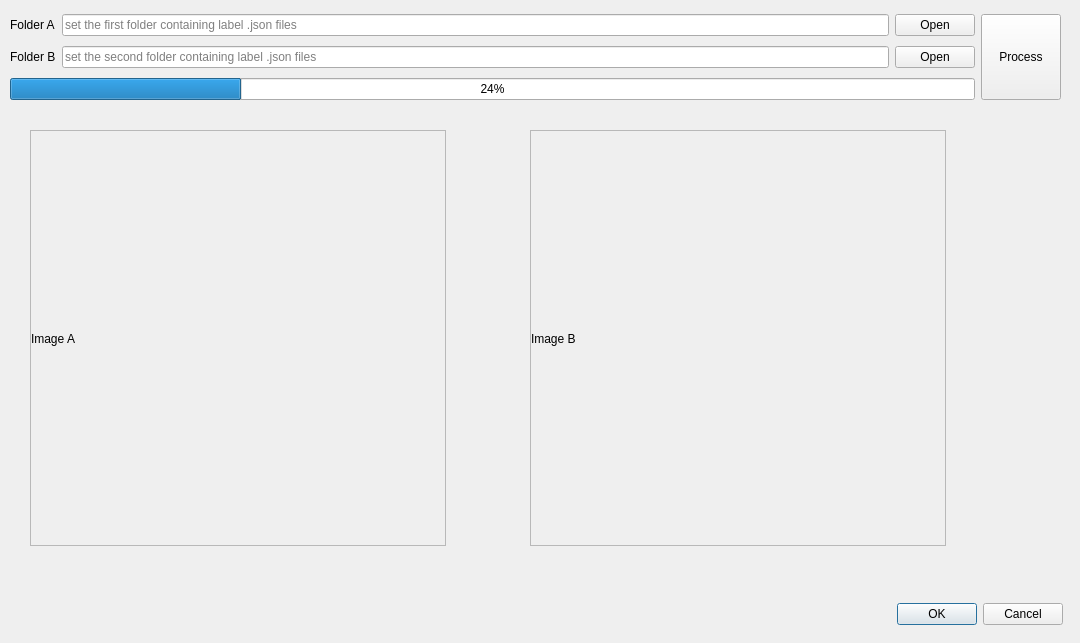
Old version of the form labelme/widgets/label_validation.ui in the repository NetLSS/labelme-customized.
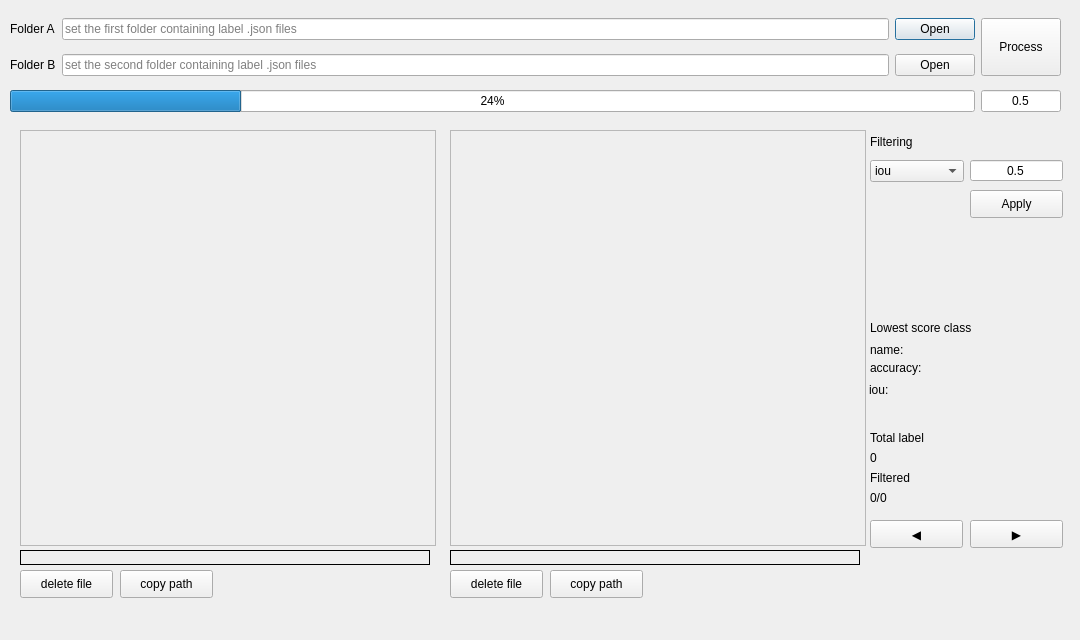
New version of the form.

Commit message: - labelme-tools-label validator dialog 추가 	- A,B Folder 2개 경로 open 버튼으로 불러오는 기능 	- Process 버튼으로 두 폴더 내부 동일 .json 파일 서로 비교 	- filtering 부분 에서 iou 또는 accuracy mode 설정 	- 이후 mode에 따라 설정된 treshold 값에 따라 filtering 하여 image show 	- 결과적으로는 지정된 treshold 이하인 이미지들만 확인할 수 있게 해 놓았음 	- left, right 버튼을 통해 필터링 된 이미지 탐색 기능 추가 	- filtering mode apply, lowest score class 정보 출력 추가

What changed in the file:
```diff
--- a/labelme/widgets/label_validation.ui
+++ b/labelme/widgets/label_validation.ui
@@ -7,32 +7,16 @@
     <x>0</x>
     <y>0</y>
     <width>1080</width>
-    <height>643</height>
+    <height>640</height>
    </rect>
   </property>
   <property name="windowTitle">
    <string>ATI Label Validator</string>
   </property>
-  <widget class="QDialogButtonBox" name="buttonBox">
-   <property name="geometry">
-    <rect>
-     <x>870</x>
-     <y>600</y>
-     <width>193</width>
-     <height>28</height>
-    </rect>
-   </property>
-   <property name="orientation">
-    <enum>Qt::Horizontal</enum>
-   </property>
-   <property name="standardButtons">
-    <set>QDialogButtonBox::Cancel|QDialogButtonBox::Ok</set>
-   </property>
-  </widget>
   <widget class="QScrollArea" name="scrollArea">
    <property name="geometry">
     <rect>
-     <x>30</x>
+     <x>20</x>
      <y>130</y>
      <width>416</width>
      <height>416</height>
@@ -59,8 +43,17 @@
        <height>416</height>
       </rect>
      </property>
+     <property name="sizePolicy">
+      <sizepolicy hsizetype="Expanding" vsizetype="Expanding">
+       <horstretch>0</horstretch>
+       <verstretch>0</verstretch>
+      </sizepolicy>
+     </property>
      <property name="text">
-      <string>Image A</string>
+      <string/>
+     </property>
+     <property name="scaledContents">
+      <bool>true</bool>
      </property>
     </widget>
    </widget>
@@ -68,7 +61,7 @@
   <widget class="QScrollArea" name="scrollArea_2">
    <property name="geometry">
     <rect>
-     <x>530</x>
+     <x>450</x>
      <y>130</y>
      <width>416</width>
      <height>416</height>
@@ -95,43 +88,31 @@
        <height>416</height>
       </rect>
      </property>
+     <property name="sizePolicy">
+      <sizepolicy hsizetype="Expanding" vsizetype="Expanding">
+       <horstretch>0</horstretch>
+       <verstretch>0</verstretch>
+      </sizepolicy>
+     </property>
      <property name="text">
-      <string>Image B</string>
+      <string/>
+     </property>
+     <property name="scaledContents">
+      <bool>true</bool>
      </property>
     </widget>
    </widget>
   </widget>
-  <widget class="QWidget" name="">
+  <widget class="QWidget" name="layoutWidget">
    <property name="geometry">
     <rect>
      <x>10</x>
      <y>10</y>
      <width>1051</width>
-     <height>95</height>
+     <height>111</height>
     </rect>
    </property>
    <layout class="QGridLayout" name="gridLayout">
-    <item row="1" column="2">
-     <widget class="QPushButton" name="pushButton_openB">
-      <property name="text">
-       <string>Open</string>
-      </property>
-     </widget>
-    </item>
-    <item row="0" column="2">
-     <widget class="QPushButton" name="pushButton_openA">
-      <property name="text">
-       <string>Open</string>
-      </property>
-     </widget>
-    </item>
-    <item row="1" column="1">
-     <widget class="QLineEdit" name="lineEdit_folderB">
-      <property name="placeholderText">
-       <string>set the second folder containing label .json files</string>
-      </property>
-     </widget>
-    </item>
     <item row="1" column="0">
      <widget class="QLabel" name="label_2">
       <property name="text">
@@ -139,6 +120,27 @@
       </property>
      </widget>
     </item>
+    <item row="0" column="2">
+     <widget class="QPushButton" name="pushButton_openA">
+      <property name="text">
+       <string>Open</string>
+      </property>
+     </widget>
+    </item>
+    <item row="2" column="0" colspan="3">
+     <widget class="QProgressBar" name="progressBar">
+      <property name="value">
+       <number>24</number>
+      </property>
+     </widget>
+    </item>
+    <item row="1" column="2">
+     <widget class="QPushButton" name="pushButton_openB">
+      <property name="text">
+       <string>Open</string>
+      </property>
+     </widget>
+    </item>
     <item row="0" column="0">
      <widget class="QLabel" name="label">
       <property name="text">
@@ -146,6 +148,13 @@
       </property>
      </widget>
     </item>
+    <item row="1" column="1">
+     <widget class="QLineEdit" name="lineEdit_folderB">
+      <property name="placeholderText">
+       <string>set the second folder containing label .json files</string>
+      </property>
+     </widget>
+    </item>
     <item row="0" column="1">
      <widget class="QLineEdit" name="lineEdit_folderA">
       <property name="text">
@@ -156,14 +165,7 @@
       </property>
      </widget>
     </item>
-    <item row="2" column="0" colspan="3">
-     <widget class="QProgressBar" name="progressBar">
-      <property name="value">
-       <number>24</number>
-      </property>
-     </widget>
-    </item>
-    <item row="0" column="3" rowspan="3">
+    <item row="0" column="3" rowspan="2">
      <widget class="QPushButton" name="pushButton_process">
       <property name="sizePolicy">
        <sizepolicy hsizetype="Minimum" vsizetype="Minimum">
@@ -176,8 +178,357 @@
       </property>
      </widget>
     </item>
+    <item row="2" column="3">
+     <widget class="QLineEdit" name="lineEdit_iouThreshold">
+      <property name="sizePolicy">
+       <sizepolicy hsizetype="Ignored" vsizetype="Fixed">
+        <horstretch>0</horstretch>
+        <verstretch>0</verstretch>
+       </sizepolicy>
+      </property>
+      <property name="text">
+       <string>0.5</string>
+      </property>
+      <property name="alignment">
+       <set>Qt::AlignCenter</set>
+      </property>
+      <property name="placeholderText">
+       <string>iou threshold</string>
+      </property>
+     </widget>
+    </item>
    </layout>
   </widget>
+  <widget class="QLabel" name="label_3">
+   <property name="geometry">
+    <rect>
+     <x>870</x>
+     <y>130</y>
+     <width>93</width>
+     <height>23</height>
+    </rect>
+   </property>
+   <property name="mouseTracking">
+    <bool>false</bool>
+   </property>
+   <property name="text">
+    <string>Filtering</string>
+   </property>
+  </widget>
+  <widget class="QComboBox" name="comboBox_mode">
+   <property name="geometry">
+    <rect>
+     <x>870</x>
+     <y>160</y>
+     <width>94</width>
+     <height>22</height>
+    </rect>
+   </property>
+   <item>
+    <property name="text">
+     <string>iou</string>
+    </property>
+   </item>
+   <item>
+    <property name="text">
+     <string>accuracy</string>
+    </property>
+   </item>
+  </widget>
+  <widget class="QLineEdit" name="lineEdit_threshold">
+   <property name="geometry">
+    <rect>
+     <x>970</x>
+     <y>160</y>
+     <width>93</width>
+     <height>21</height>
+    </rect>
+   </property>
+   <property name="sizePolicy">
+    <sizepolicy hsizetype="Ignored" vsizetype="Fixed">
+     <horstretch>0</horstretch>
+     <verstretch>0</verstretch>
+    </sizepolicy>
+   </property>
+   <property name="text">
+    <string>0.5</string>
+   </property>
+   <property name="alignment">
+    <set>Qt::AlignCenter</set>
+   </property>
+   <property name="placeholderText">
+    <string>iou threshold</string>
+   </property>
+  </widget>
+  <widget class="QPushButton" name="pushButton_right">
+   <property name="geometry">
+    <rect>
+     <x>970</x>
+     <y>520</y>
+     <width>93</width>
+     <height>28</height>
+    </rect>
+   </property>
+   <property name="text">
+    <string>▶</string>
+   </property>
+  </widget>
+  <widget class="QPushButton" name="pushButton_left">
+   <property name="geometry">
+    <rect>
+     <x>870</x>
+     <y>520</y>
+     <width>93</width>
+     <height>28</height>
+    </rect>
+   </property>
+   <property name="text">
+    <string>◀</string>
+   </property>
+  </widget>
+  <widget class="QLabel" name="label_image_index">
+   <property name="geometry">
+    <rect>
+     <x>870</x>
+     <y>490</y>
+     <width>90</width>
+     <height>15</height>
+    </rect>
+   </property>
+   <property name="text">
+    <string>0/0</string>
+   </property>
+  </widget>
+  <widget class="QLabel" name="label_imageA_name">
+   <property name="geometry">
+    <rect>
+     <x>20</x>
+     <y>550</y>
+     <width>410</width>
+     <height>15</height>
+    </rect>
+   </property>
+   <property name="frameShape">
+    <enum>QFrame::Box</enum>
+   </property>
+   <property name="frameShadow">
+    <enum>QFrame::Plain</enum>
+   </property>
+   <property name="text">
+    <string/>
+   </property>
+  </widget>
+  <widget class="QLabel" name="label_imageB_name">
+   <property name="geometry">
+    <rect>
+     <x>450</x>
+     <y>550</y>
+     <width>410</width>
+     <height>15</height>
+    </rect>
+   </property>
+   <property name="frameShape">
+    <enum>QFrame::Box</enum>
+   </property>
+   <property name="text">
+    <string/>
+   </property>
+  </widget>
+  <widget class="QLabel" name="label_4">
+   <property name="geometry">
+    <rect>
+     <x>870</x>
+     <y>470</y>
+     <width>64</width>
+     <height>15</height>
+    </rect>
+   </property>
+   <property name="text">
+    <string>Filtered</string>
+   </property>
+  </widget>
+  <widget class="QLabel" name="label_5">
+   <property name="geometry">
+    <rect>
+     <x>870</x>
+     <y>430</y>
+     <width>71</width>
+     <height>16</height>
+    </rect>
+   </property>
+   <property name="text">
+    <string>Total label</string>
+   </property>
+  </widget>
+  <widget class="QLabel" name="label_total_index">
+   <property name="geometry">
+    <rect>
+     <x>870</x>
+     <y>450</y>
+     <width>64</width>
+     <height>15</height>
+    </rect>
+   </property>
+   <property name="text">
+    <string>0</string>
+   </property>
+  </widget>
+  <widget class="QLabel" name="label_6">
+   <property name="geometry">
+    <rect>
+     <x>870</x>
+     <y>320</y>
+     <width>150</width>
+     <height>16</height>
+    </rect>
+   </property>
+   <property name="text">
+    <string>Lowest score class</string>
+   </property>
+  </widget>
+  <widget class="QLabel" name="label_7">
+   <property name="geometry">
+    <rect>
+     <x>870</x>
+     <y>340</y>
+     <width>50</width>
+     <height>20</height>
+    </rect>
+   </property>
+   <property name="text">
+    <string>name: </string>
+   </property>
+  </widget>
+  <widget class="QLabel" name="label_8">
+   <property name="geometry">
+    <rect>
+     <x>870</x>
+     <y>360</y>
+     <width>70</width>
+     <height>16</height>
+    </rect>
+   </property>
+   <property name="text">
+    <string>accuracy:</string>
+   </property>
+  </widget>
+  <widget class="QLabel" name="label_9">
+   <property name="geometry">
+    <rect>
+     <x>869</x>
+     <y>380</y>
+     <width>61</width>
+     <height>20</height>
+    </rect>
+   </property>
+   <property name="text">
+    <string>iou:</string>
+   </property>
+  </widget>
+  <widget class="QLabel" name="label_class_name">
+   <property name="geometry">
+    <rect>
+     <x>940</x>
+     <y>340</y>
+     <width>130</width>
+     <height>20</height>
+    </rect>
+   </property>
+   <property name="text">
+    <string/>
+   </property>
+  </widget>
+  <widget class="QLabel" name="label_class_accuracy">
+   <property name="geometry">
+    <rect>
+     <x>940</x>
+     <y>360</y>
+     <width>130</width>
+     <height>20</height>
+    </rect>
+   </property>
+   <property name="text">
+    <string/>
+   </property>
+  </widget>
+  <widget class="QLabel" name="label_class_iou">
+   <property name="geometry">
+    <rect>
+     <x>940</x>
+     <y>380</y>
+     <width>130</width>
+     <height>20</height>
+    </rect>
+   </property>
+   <property name="text">
+    <string/>
+   </property>
+  </widget>
+  <widget class="QPushButton" name="pushButton_filter_apply">
+   <property name="geometry">
+    <rect>
+     <x>970</x>
+     <y>190</y>
+     <width>93</width>
+     <height>28</height>
+    </rect>
+   </property>
+   <property name="text">
+    <string>Apply</string>
+   </property>
+  </widget>
+  <widget class="QPushButton" name="pushButton">
+   <property name="geometry">
+    <rect>
+     <x>20</x>
+     <y>570</y>
+     <width>93</width>
+     <height>28</height>
+    </rect>
+   </property>
+   <property name="text">
+    <string>delete file</string>
+   </property>
+  </widget>
+  <widget class="QPushButton" name="pushButton_2">
+   <property name="geometry">
+    <rect>
+     <x>450</x>
+     <y>570</y>
+     <width>93</width>
+     <height>28</height>
+    </rect>
+   </property>
+   <property name="text">
+    <string>delete file</string>
+   </property>
+  </widget>
+  <widget class="QPushButton" name="pushButton_3">
+   <property name="geometry">
+    <rect>
+     <x>120</x>
+     <y>570</y>
+     <width>93</width>
+     <height>28</height>
+    </rect>
+   </property>
+   <property name="text">
+    <string>copy path</string>
+   </property>
+  </widget>
+  <widget class="QPushButton" name="pushButton_4">
+   <property name="geometry">
+    <rect>
+     <x>550</x>
+     <y>570</y>
+     <width>93</width>
+     <height>28</height>
+    </rect>
+   </property>
+   <property name="text">
+    <string>copy path</string>
+   </property>
+  </widget>
  </widget>
  <resources/>
  <connections>
```
Left out of the diff: 35 changed lines with no effect on the pictures. The commit also changes 1 other file.
